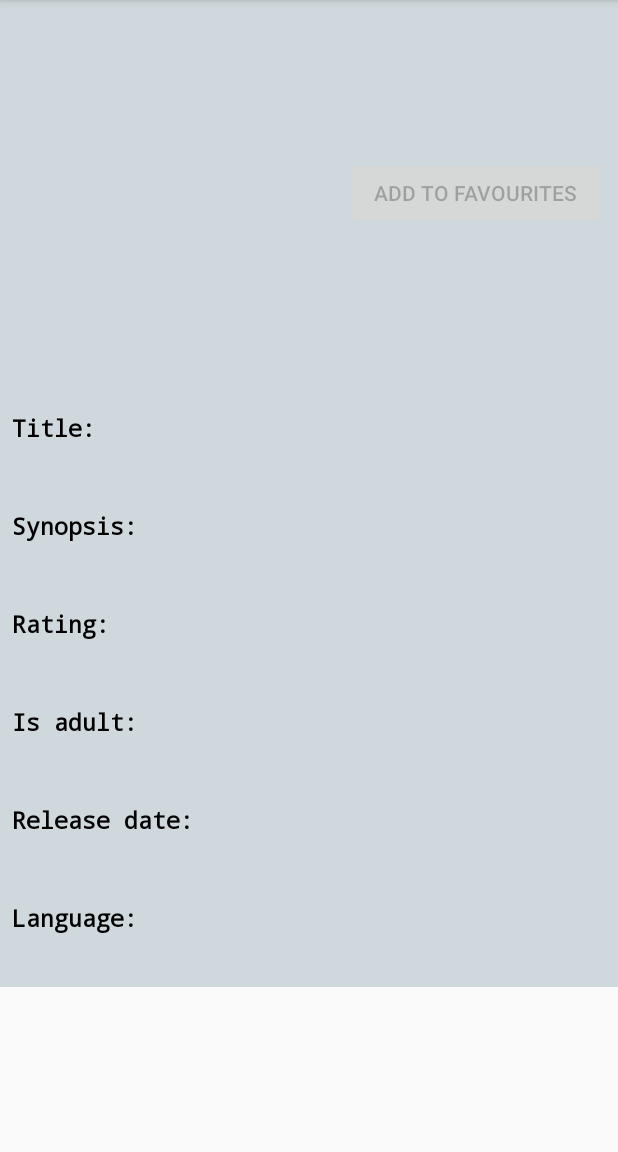
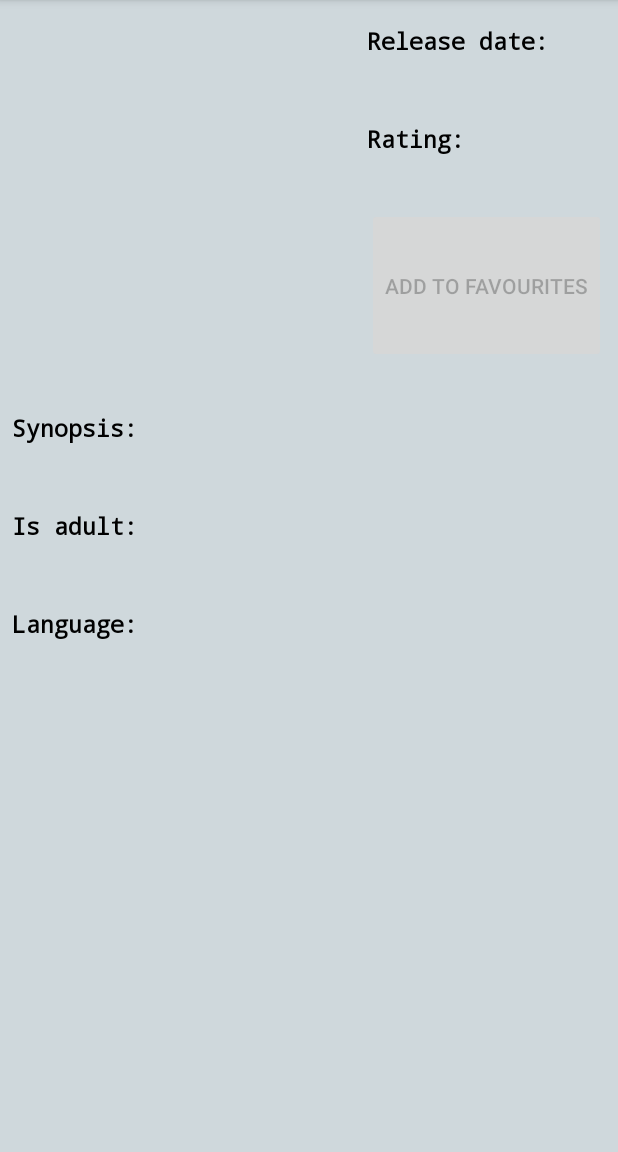
Before and after one commit to thanosbil/PopularMovies, an Android app: the MovieDetailActivity screen opened directly, with no data from a screen before it, on a phone screen of 412 x 824 dp, the part 84-1236 px from its top. Run offline under Robolectric (Android 15) with nearby library versions, the phone set to English and light mode, and no system bars; our stand-ins replace Picasso; pictures from the network do not load.

Commit message:
detail screen fixes

```diff
--- a/app/src/main/java/com/example/thanos/popularmovies/MovieDetailActivity.java
+++ b/app/src/main/java/com/example/thanos/popularmovies/MovieDetailActivity.java
@@ -45,7 +45,6 @@ public class MovieDetailActivity extends AppCompatActivity {
 
         movie = new Movie();
 
-        movieTitle = findViewById(R.id.tv_movie_title);
         movieSynopsis = findViewById(R.id.tv_synopsis);
         movieRating = findViewById(R.id.tv_vote_average);
         movieIsAdult = findViewById(R.id.tv_adult);
@@ -77,7 +76,6 @@ public class MovieDetailActivity extends AppCompatActivity {
 
         setTitle(movie.getMovieTitle());
 
-        movieTitle.setText(movie.getMovieTitle());
         movieSynopsis.setText(movie.getDescription());
         movieRating.setText(String.valueOf(movie.getVoteAverage()));
         movieIsAdult.setText(String.valueOf(movie.isAdult()));
@@ -90,7 +88,6 @@ public class MovieDetailActivity extends AppCompatActivity {
 
     public void onAddToFavouritesClick(View v){
         DbUtilities.insertFavouriteMovie(movie, this, moviePoster.getDrawable());
-        finish();
     }
 
 
--- a/app/src/main/res/layout/activity_movie_detail.xml
+++ b/app/src/main/res/layout/activity_movie_detail.xml
@@ -3,6 +3,7 @@
     xmlns:tools="http://schemas.android.com/tools"
     android:layout_width="match_parent"
     android:layout_height="match_parent"
+    android:fillViewport="true"
     tools:context=".MovieDetailActivity">
 
     <LinearLayout
@@ -26,6 +27,47 @@
                 android:layout_weight="1"
                 android:scaleType="fitXY" />
 
+            <LinearLayout
+                android:layout_width="wrap_content"
+                android:layout_height="250dp"
+                android:orientation="vertical">
+
+                <TextView
+                    style="@style/AppTextStyle"
+                    android:layout_width="wrap_content"
+                    android:layout_height="wrap_content"
+                    android:layout_marginLeft="8dp"
+                    android:layout_marginTop="16dp"
+                    android:text="@string/detail_movie_release"
+                    android:textSize="16sp"
+                    android:textStyle="bold" />
+
+                <TextView
+                    android:id="@+id/tv_release_date"
+                    style="@style/AppTextStyle"
+                    android:layout_width="wrap_content"
+                    android:layout_height="wrap_content"
+                    android:layout_marginLeft="8dp"
+                    android:layout_marginTop="8dp" />
+
+                <TextView
+                    style="@style/AppTextStyle"
+                    android:layout_width="wrap_content"
+                    android:layout_height="wrap_content"
+                    android:layout_marginLeft="8dp"
+                    android:layout_marginTop="16dp"
+                    android:text="@string/detail_movie_rating"
+                    android:textSize="16sp"
+                    android:textStyle="bold" />
+
+                <TextView
+                    android:id="@+id/tv_vote_average"
+                    style="@style/AppTextStyle"
+                    android:layout_width="wrap_content"
+                    android:layout_height="wrap_content"
+                    android:layout_marginLeft="8dp"
+                    android:layout_marginTop="8dp" />
+
                 <Button
                     android:id="@+id/btn_add_to_favourites"
                     android:layout_width="wrap_content"
@@ -36,28 +78,10 @@
                     android:enabled="false"
                     android:onClick="onAddToFavouritesClick"
                     android:text="@string/detail_button_favourites" />
-
             </LinearLayout>
 
 
-        <TextView
-            style="@style/AppTextStyle"
-            android:layout_width="wrap_content"
-            android:layout_height="wrap_content"
-            android:layout_marginLeft="8dp"
-            android:layout_marginTop="16dp"
-            android:text="@string/detail_movie_title"
-            android:textSize="16sp"
-            android:textStyle="bold" />
-
-        <TextView
-            android:id="@+id/tv_movie_title"
-            style="@style/AppTextStyle"
-            android:layout_width="wrap_content"
-            android:layout_height="wrap_content"
-            android:layout_marginLeft="8dp"
-            android:layout_marginRight="8dp"
-            android:layout_marginTop="8dp" />
+        </LinearLayout>
 
         <TextView
             style="@style/AppTextStyle"
@@ -84,48 +108,12 @@
             android:layout_height="wrap_content"
             android:layout_marginLeft="8dp"
             android:layout_marginTop="16dp"
-            android:text="@string/detail_movie_rating"
-            android:textSize="16sp"
-            android:textStyle="bold" />
-
-        <TextView
-            android:id="@+id/tv_vote_average"
-            style="@style/AppTextStyle"
-            android:layout_width="wrap_content"
-            android:layout_height="wrap_content"
-            android:layout_marginLeft="8dp"
-            android:layout_marginTop="8dp" />
-
-        <TextView
-            style="@style/AppTextStyle"
-            android:layout_width="wrap_content"
-            android:layout_height="wrap_content"
-            android:layout_marginLeft="8dp"
-            android:layout_marginTop="16dp"
             android:text="@string/detail_movie_adult"
             android:textSize="16sp"
             android:textStyle="bold" />
 
         <TextView
             android:id="@+id/tv_adult"
-            style="@style/AppTextStyle"
-            android:layout_width="wrap_content"
-            android:layout_height="wrap_content"
-            android:layout_marginLeft="8dp"
-            android:layout_marginTop="8dp" />
-
-        <TextView
-            style="@style/AppTextStyle"
-            android:layout_width="wrap_content"
-            android:layout_height="wrap_content"
-            android:layout_marginLeft="8dp"
-            android:layout_marginTop="16dp"
-            android:text="@string/detail_movie_release"
-            android:textSize="16sp"
-            android:textStyle="bold" />
-
-        <TextView
-            android:id="@+id/tv_release_date"
             style="@style/AppTextStyle"
             android:layout_width="wrap_content"
             android:layout_height="wrap_content"
```
Also changed, not shown: app/src/main/java/com/example/thanos/popularmovies/MainActivity.java (+22 -8 lines), app/src/main/java/com/example/thanos/popularmovies/MoviesAdapter.java (+6 -12 lines). Lines whose indentation alone changed are shown as unchanged.
